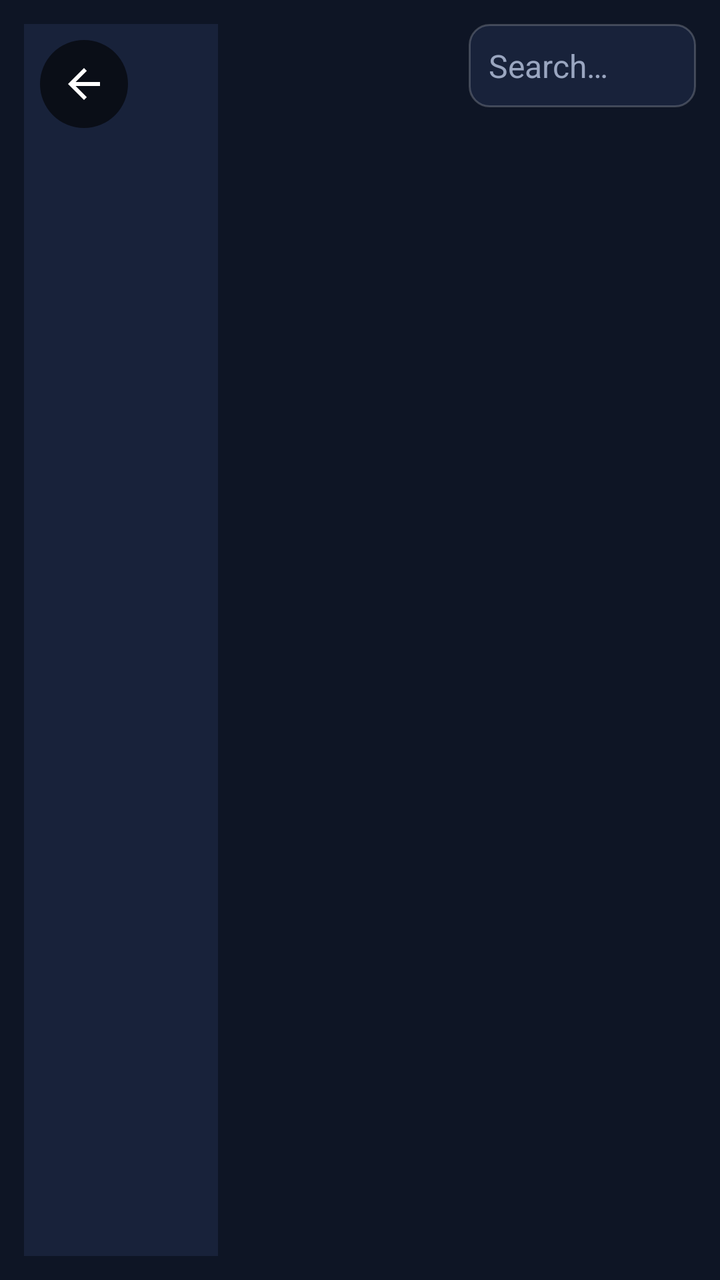
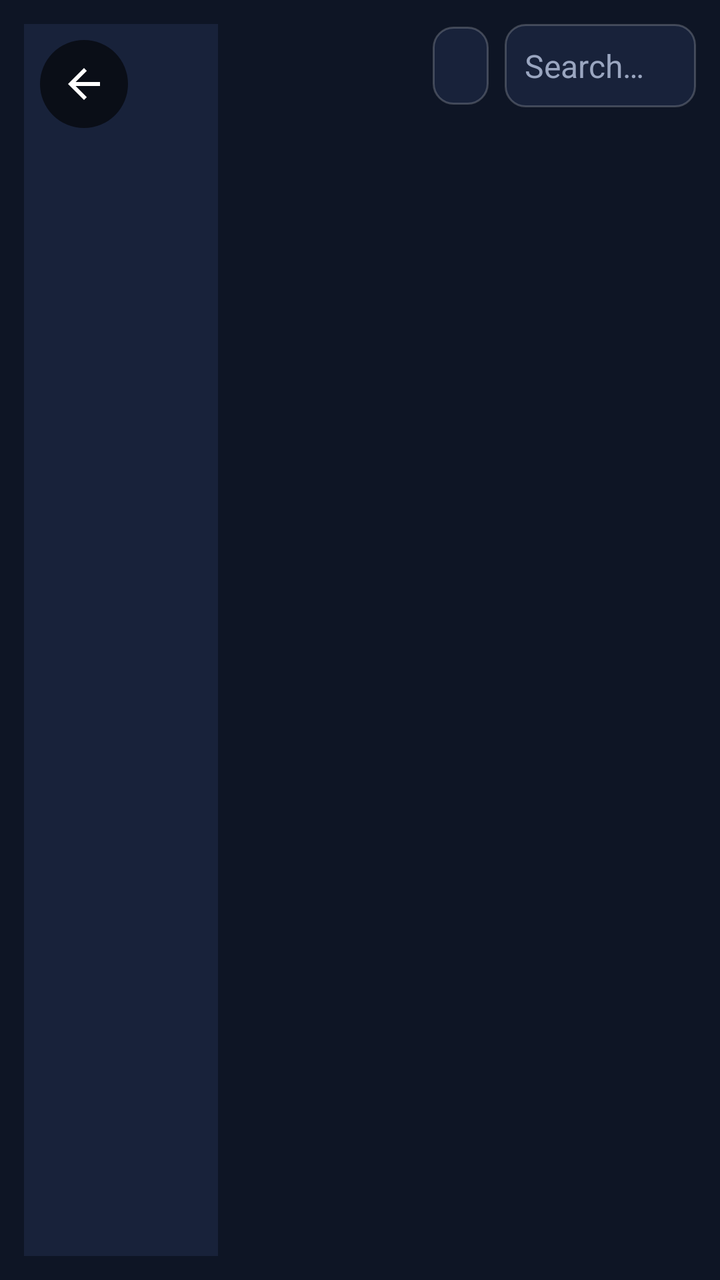

The first picture is an Android layout as it rendered before a commit; the second is the same layout after the commit. The layout source and the unified diff follow.
<!-- AndroidManifest.xml: application theme Theme.MyTV -->
<!-- res/layout/activity_browse.xml -->
<?xml version="1.0" encoding="utf-8"?>
<LinearLayout xmlns:android="http://schemas.android.com/apk/res/android"
    android:layout_width="match_parent" android:layout_height="match_parent"
    android:orientation="horizontal" android:padding="12dp">

    
    <LinearLayout
        android:layout_width="0dp" android:layout_height="match_parent" android:layout_weight="3"
        android:background="@color/surface" android:orientation="vertical" android:padding="8dp">
        <LinearLayout
            android:layout_width="match_parent" android:layout_height="wrap_content"
            android:gravity="center_vertical" android:orientation="horizontal">
            <ImageButton
                android:id="@+id/btnBack"
                android:layout_width="44dp" android:layout_height="44dp"
                android:background="@drawable/bg_round_btn"
                android:contentDescription="@string/back"
                android:src="@drawable/ic_back" />
            <TextView
                android:id="@+id/tvSection"
                android:layout_width="0dp" android:layout_height="wrap_content" android:layout_weight="1"
                android:padding="8dp" android:textColor="@color/accent"
                android:textSize="20sp" android:textStyle="bold" />
        </LinearLayout>
        <androidx.recyclerview.widget.RecyclerView
            android:id="@+id/rvCategories"
            android:layout_width="match_parent" android:layout_height="match_parent"
            android:descendantFocusability="afterDescendants" />
    </LinearLayout>

    
    <LinearLayout
        android:id="@+id/itemsPane"
        android:layout_width="0dp" android:layout_height="match_parent" android:layout_weight="7"
        android:layout_marginStart="12dp" android:orientation="vertical">

        <LinearLayout
            android:layout_width="match_parent" android:layout_height="wrap_content"
            android:gravity="center_vertical" android:orientation="horizontal">
            <TextView
                android:id="@+id/tvHeader"
                android:layout_width="0dp" android:layout_height="wrap_content" android:layout_weight="1"
                android:ellipsize="end" android:maxLines="1" android:padding="8dp"
                android:textColor="@color/text_primary" android:textSize="18sp" android:textStyle="bold" />
            <EditText
                android:id="@+id/etSearch"
                style="@style/Field"
                android:layout_width="0dp" android:layout_weight="1"
                android:layout_marginTop="0dp" android:padding="10dp"
                android:hint="@string/search" android:imeOptions="actionSearch"
                android:inputType="text" />
        </LinearLayout>

        <FrameLayout
            android:layout_width="match_parent" android:layout_height="match_parent"
            android:layout_marginTop="8dp">
            <androidx.recyclerview.widget.RecyclerView
                android:id="@+id/rvItems"
                android:layout_width="match_parent" android:layout_height="match_parent"
                android:clipToPadding="false" android:padding="4dp"
                android:descendantFocusability="afterDescendants" />
            <ProgressBar
                android:id="@+id/progress"
                android:layout_width="wrap_content" android:layout_height="wrap_content"
                android:layout_gravity="center" />
            <TextView
                android:id="@+id/tvEmpty"
                android:layout_width="match_parent" android:layout_height="wrap_content"
                android:layout_gravity="center" android:gravity="center" android:padding="24dp"
                android:textColor="@color/text_secondary" android:textSize="16sp"
                android:visibility="gone" />
        </FrameLayout>
    </LinearLayout>

    
    <LinearLayout
        android:id="@+id/previewPane"
        android:layout_width="0dp" android:layout_height="match_parent" android:layout_weight="0"
        android:layout_marginStart="12dp" android:orientation="vertical"
        android:visibility="gone">
        <FrameLayout
            android:id="@+id/previewBox"
            android:layout_width="match_parent" android:layout_height="200dp"
            android:background="@drawable/bg_preview"
            android:clickable="true" android:focusable="false">
            <androidx.media3.ui.PlayerView
                xmlns:app="http://schemas.android.com/apk/res-auto"
                android:id="@+id/previewPlayer"
                android:layout_width="match_parent" android:layout_height="match_parent"
                android:focusable="false"
                app:use_controller="false"
                app:show_buffering="when_playing" />
            <TextView
                android:id="@+id/previewHint"
                android:layout_width="match_parent" android:layout_height="match_parent"
                android:gravity="center" android:padding="16dp"
                android:text="@string/preview_hint"
                android:textColor="@color/text_secondary" android:textSize="14sp" />
        </FrameLayout>
        <TextView
            android:id="@+id/previewTitle"
            android:layout_width="match_parent" android:layout_height="wrap_content"
            android:layout_marginTop="12dp"
            android:textColor="@color/text_primary" android:textSize="20sp" android:textStyle="bold" />
        <TextView
            android:id="@+id/previewCategory"
            android:layout_width="match_parent" android:layout_height="wrap_content"
            android:layout_marginTop="4dp"
            android:textColor="@color/accent" android:textSize="14sp" />
    </LinearLayout>
</LinearLayout>
<!-- resources referenced by this layout -->
<resources>
  <color name="accent">#FFB300</color>
  <color name="surface">#18223A</color>
  <color name="text_primary">#FFFFFF</color>
  <color name="text_secondary">#9AA6C0</color>
  <!-- drawable bg_preview (drawable) -->
  <?xml version="1.0" encoding="utf-8"?>
  <shape xmlns:android="http://schemas.android.com/apk/res/android">
      <solid android:color="#FF000000" /><corners android:radius="10dp" />
      <stroke android:width="1dp" android:color="#33FFFFFF" />
  </shape>
  <!-- drawable bg_round_btn (drawable) -->
  <?xml version="1.0" encoding="utf-8"?>
  <selector xmlns:android="http://schemas.android.com/apk/res/android">
      <item android:state_pressed="true"><shape android:shape="oval"><solid android:color="#CCFFB300" /></shape></item>
      <item android:state_focused="true"><shape android:shape="oval"><solid android:color="#99000000" /><stroke android:width="3dp" android:color="#FFFFB300" /></shape></item>
      <item><shape android:shape="oval"><solid android:color="#99000000" /></shape></item>
  </selector>
  <!-- drawable ic_back (drawable) -->
  <?xml version="1.0" encoding="utf-8"?>
  <vector xmlns:android="http://schemas.android.com/apk/res/android"
      android:width="24dp" android:height="24dp" android:viewportWidth="24" android:viewportHeight="24"
      android:autoMirrored="true">
      <path android:fillColor="#FFFFFFFF" android:pathData="M20,11H7.83l5.59,-5.59L12,4l-8,8 8,8 1.41,-1.41L7.83,13H20v-2z" />
  </vector>
  <string name="back">Back</string>
  <string name="preview_hint">Press OK on a channel to preview it.\nPress OK again for full screen.</string>
  <string name="search">Search…</string>
  <style name="Field">
          <item name="android:layout_width">match_parent</item>
          <item name="android:layout_height">wrap_content</item>
          <item name="android:layout_marginTop">10dp</item>
          <item name="android:background">@drawable/bg_field</item>
          <item name="android:padding">14dp</item>
          <item name="android:textColor">@color/text_primary</item>
          <item name="android:textColorHint">@color/text_secondary</item>
          <item name="android:textSize">16sp</item>
          <item name="android:maxLines">1</item>
      </style>
  <style name="Theme.MyTV" parent="Theme.MaterialComponents.NoActionBar">
          <item name="colorPrimary">@color/accent</item>
          <item name="colorPrimaryVariant">@color/accent</item>
          <item name="colorOnPrimary">#000000</item>
          <item name="colorSecondary">@color/accent</item>
          <item name="colorOnSecondary">#000000</item>
          <item name="colorAccent">@color/accent</item>
          <item name="android:windowBackground">@color/bg</item>
          <item name="android:statusBarColor">@color/bg</item>
          <item name="android:navigationBarColor">@color/bg</item>
          <item name="android:textColorPrimary">@color/text_primary</item>
          <item name="android:textColorSecondary">@color/text_secondary</item>
      </style>
  <!-- drawable bg_field (drawable) -->
  <?xml version="1.0" encoding="utf-8"?>
  <selector xmlns:android="http://schemas.android.com/apk/res/android">
      <item android:state_focused="true">
          <shape><solid android:color="@color/surface" /><stroke android:width="2dp" android:color="@color/accent" /><corners android:radius="10dp" /></shape>
      </item>
      <item>
          <shape><solid android:color="@color/surface" /><stroke android:width="1dp" android:color="#33FFFFFF" /><corners android:radius="10dp" /></shape>
      </item>
  </selector>
  <color name="bg">#0E1525</color>
</resources>

<!-- the commit's change to res/layout/activity_browse.xml (unified diff, before → after) -->
@@ -42,6 +42,15 @@
                 android:layout_width="0dp" android:layout_height="wrap_content" android:layout_weight="1"
                 android:ellipsize="end" android:maxLines="1" android:padding="8dp"
                 android:textColor="@color/text_primary" android:textSize="18sp" android:textStyle="bold" />
+            <TextView
+                android:id="@+id/btnSort"
+                android:layout_width="wrap_content" android:layout_height="wrap_content"
+                android:layout_marginEnd="8dp"
+                android:background="@drawable/bg_field"
+                android:clickable="true" android:focusable="true"
+                android:paddingStart="14dp" android:paddingTop="10dp"
+                android:paddingEnd="14dp" android:paddingBottom="10dp"
+                android:textColor="@color/accent" android:textSize="14sp" />
             <EditText
                 android:id="@+id/etSearch"
                 style="@style/Field"
